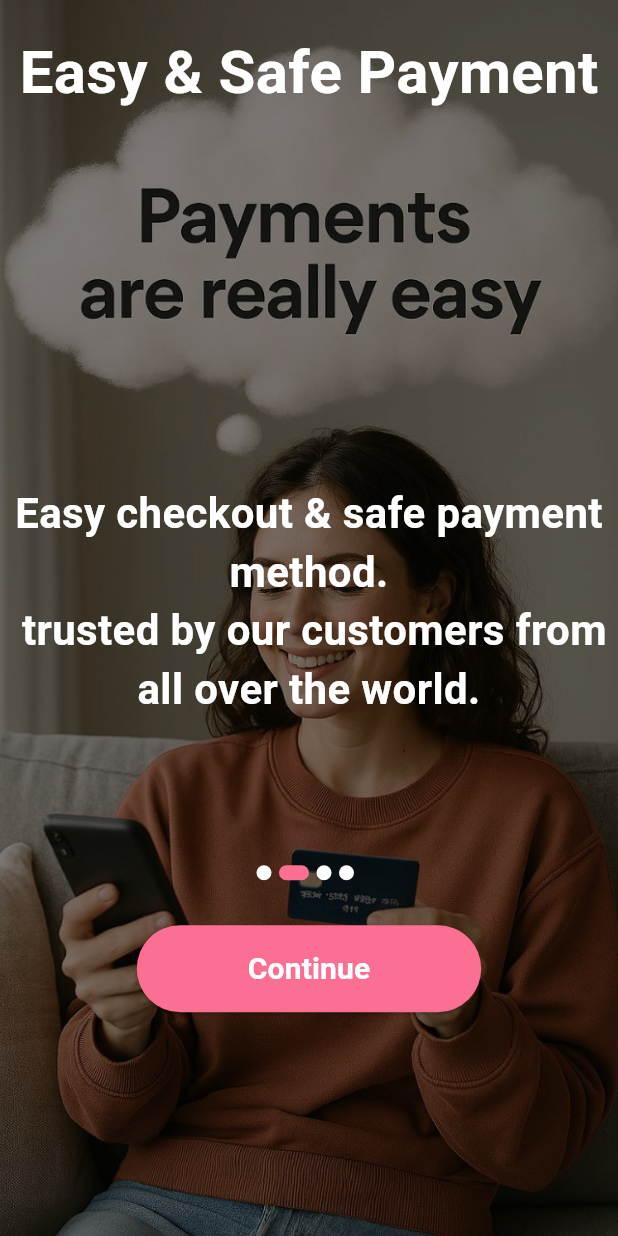
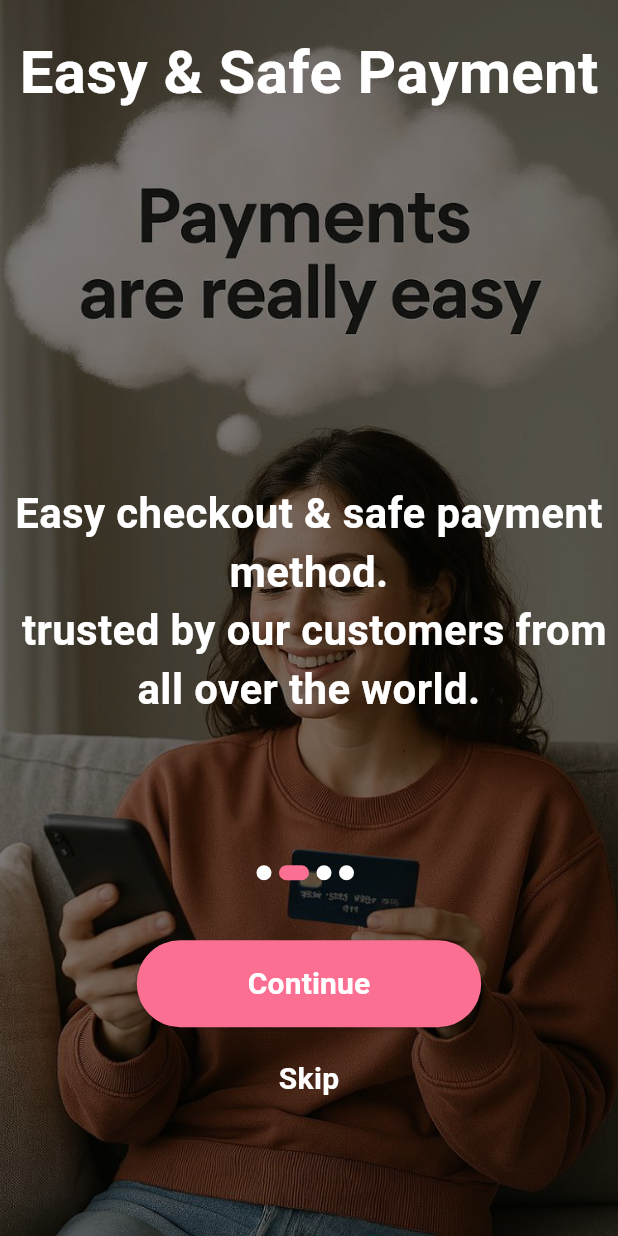
Before and after one commit to mahmoudashraf01/trendy_shop, a Flutter app: the screen it shows after launch, swiped to page 2, on a phone screen of 412 x 824 dp. Run offline on Flutter 3.47's test engine with Material 3 defaults, Android fonts, the phone set to English and light mode, and no system bars; our stand-ins replace get.

Commit message:
adding skip button

```diff
--- /dev/null
+++ b/lib/view/widgets/on_boarding/cutom_onboarding_skip_button.dart
@@ -0,0 +1,17 @@
+import 'package:flutter/material.dart';
+import 'package:get/get.dart';
+import 'package:trendy_shop/controllers/on_boarding_controller.dart';
+import 'package:trendy_shop/core/constants/app_routers.dart';
+import 'package:trendy_shop/utils/styles/text.dart';
+
+class CustomOnboardingSkipButton extends GetView<OnBoardingControllerImp> {
+  const CustomOnboardingSkipButton({super.key});
+
+  @override
+  Widget build(BuildContext context) {
+    return GestureDetector(
+      onTap: () => Get.offAllNamed(AppRouters.login),
+      child: Text('Skip', style: title1Bold),
+    );
+  }
+}
--- a/lib/view/widgets/on_boarding/on_boarding_body.dart
+++ b/lib/view/widgets/on_boarding/on_boarding_body.dart
@@ -4,6 +4,7 @@ import 'package:trendy_shop/controllers/on_boarding_controller.dart';
 import 'package:trendy_shop/data/data_source/static/static.dart';
 import 'package:trendy_shop/view/widgets/on_boarding/background_image.dart';
 import 'package:trendy_shop/view/widgets/on_boarding/cutom_onboarding_button.dart';
+import 'package:trendy_shop/view/widgets/on_boarding/cutom_onboarding_skip_button.dart';
 import 'package:trendy_shop/view/widgets/on_boarding/get_builder_controller.dart';
 import 'package:trendy_shop/view/widgets/on_boarding/on_boarding_texts.dart';
 
@@ -30,8 +31,10 @@ class OnboardingBody extends GetView<OnBoardingControllerImp> {
               child: Column(
                 children: [
                   GetBuilderController(),
-                  SizedBox(height: 30),
+                  SizedBox(height: 40),
                   CustomOnboardingButton(),
+                  SizedBox(height: 20),
+                  CustomOnboardingSkipButton(),
                 ],
               ),
             ),
```
